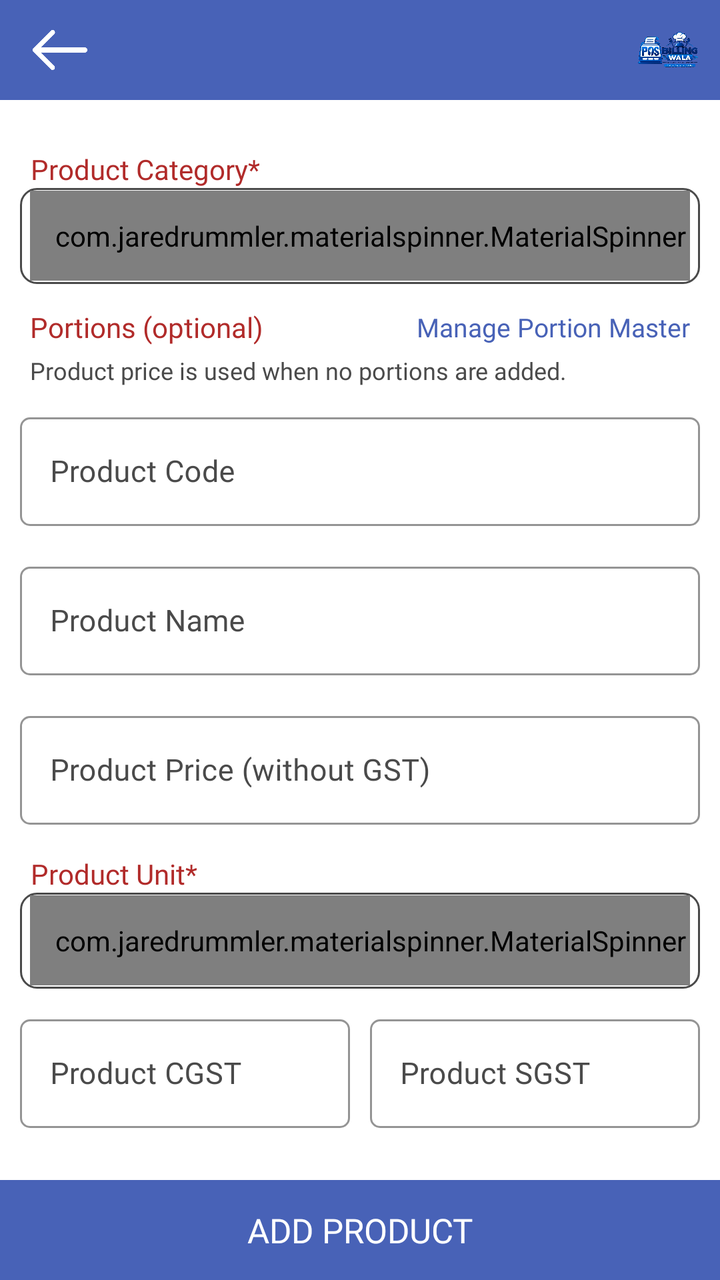
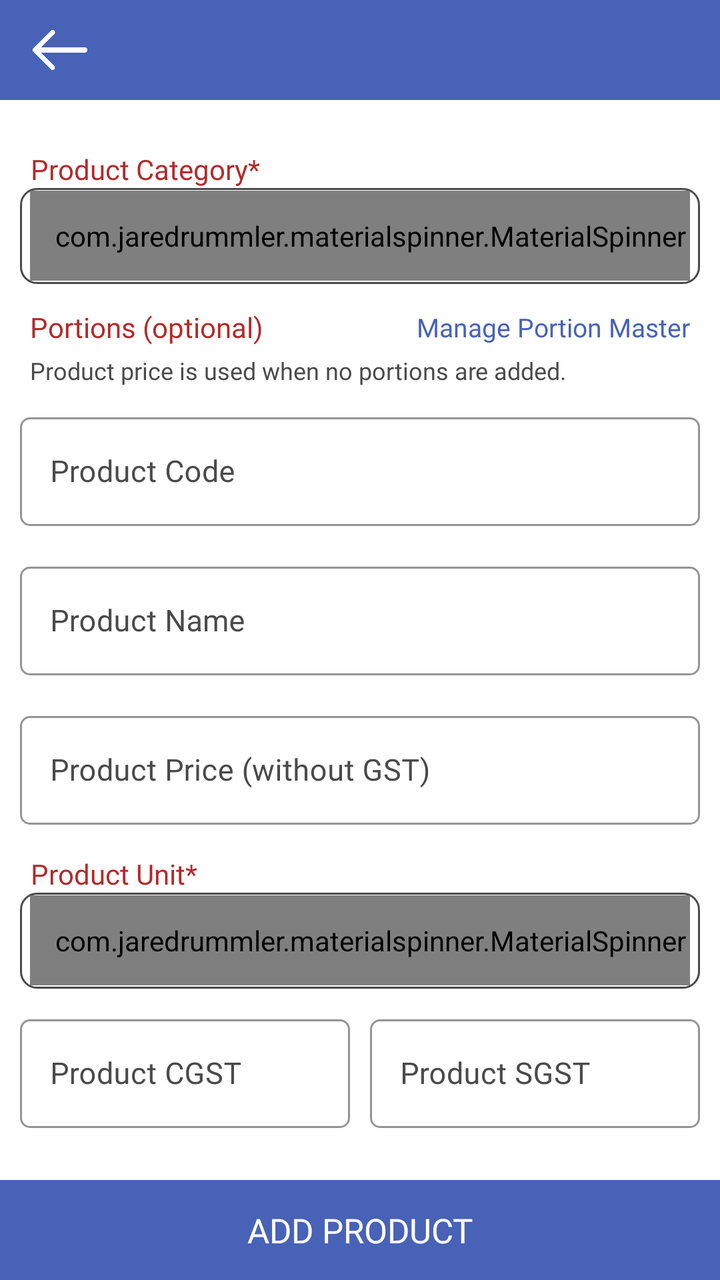

The first picture is an Android layout as it rendered before a commit; the second is the same layout after the commit. The layout source and the unified diff follow.
<!-- AndroidManifest.xml: application theme AppTheme -->
<!-- res/layout/fragment_add_product.xml -->
<?xml version="1.0" encoding="utf-8"?>
<RelativeLayout xmlns:android="http://schemas.android.com/apk/res/android"
    xmlns:app="http://schemas.android.com/apk/res-auto"
    xmlns:tools="http://schemas.android.com/tools"
    android:layout_width="match_parent"
    android:layout_height="match_parent"
    tools:context=".Fragment.AddProduct">

    <com.google.android.material.appbar.AppBarLayout
        android:id="@+id/appBarLayout"
        android:layout_width="match_parent"
        android:layout_height="50dp"
        android:layout_alignParentTop="true">

        <RelativeLayout
            android:layout_width="match_parent"
            android:layout_height="match_parent">

            <ImageView
                android:id="@+id/backToProduct"
                android:layout_width="30dp"
                android:layout_height="30dp"
                android:layout_alignParentStart="true"
                android:layout_centerInParent="true"
                android:layout_gravity="center"
                android:layout_marginStart="15dp"
                android:src="@drawable/back"
                app:tint="@color/white" />

        
            <include layout="@layout/include_app_toolbar_logo" />
</RelativeLayout>

    </com.google.android.material.appbar.AppBarLayout>

    <androidx.core.widget.NestedScrollView
        android:layout_width="match_parent"
        android:layout_height="match_parent"
        android:layout_above="@+id/addProduct"
        android:layout_below="@id/appBarLayout">

        <LinearLayout
            android:layout_width="match_parent"
            android:layout_height="match_parent"
            android:orientation="vertical"
            android:padding="10dp">

            <TextView
                android:layout_width="wrap_content"
                android:layout_height="wrap_content"
                android:layout_gravity="center|start"
                android:layout_marginStart="5dp"
                android:layout_marginTop="15dp"
                android:fontFamily="@font/poppinsregular"
                android:gravity="center"
                android:text="@string/ui_product_category"
                android:textColor="@color/textcolor" />

            <LinearLayout
                android:layout_width="match_parent"
                android:layout_height="48dp"
                android:background="@drawable/button_rounded_border"
                android:orientation="horizontal">

                <com.jaredrummler.materialspinner.MaterialSpinner
                    android:id="@+id/categorySpinner"
                    android:layout_width="match_parent"
                    android:layout_height="45dp"
                    android:layout_gravity="center"
                    android:layout_margin="5dp"
                    android:fontFamily="@font/poppinsregular"
                    android:gravity="center|start"
                    android:paddingStart="10dp"
                    android:textColor="@color/black"
                    android:textSize="15dp"
                    app:ms_hint="Select Product Category" />

            </LinearLayout>

            <LinearLayout
                android:id="@+id/subcategorySection"
                android:layout_width="match_parent"
                android:layout_height="wrap_content"
                android:orientation="vertical"
                android:visibility="gone">

                <TextView
                    android:layout_width="wrap_content"
                    android:layout_height="wrap_content"
                    android:layout_gravity="center|start"
                    android:layout_marginStart="5dp"
                    android:layout_marginTop="10dp"
                    android:fontFamily="@font/poppinsregular"
                    android:gravity="center"
                    android:text="@string/ui_subcategory_optional"
                    android:textColor="@color/textcolor" />

                <LinearLayout
                    android:layout_width="match_parent"
                    android:layout_height="48dp"
                    android:background="@drawable/button_rounded_border"
                    android:orientation="horizontal">

                    <com.jaredrummler.materialspinner.MaterialSpinner
                        android:id="@+id/subcategorySpinner"
                        android:layout_width="match_parent"
                        android:layout_height="45dp"
                        android:layout_gravity="center"
                        android:layout_margin="5dp"
                        android:fontFamily="@font/poppinsregular"
                        android:gravity="center|start"
                        android:paddingStart="10dp"
                        android:textColor="@color/black"
                        android:textSize="15dp"
                        app:ms_hint="Select Subcategory" />

                </LinearLayout>

            </LinearLayout>

            <include
                android:id="@+id/productPortionSectionInclude"
                layout="@layout/include_product_portion_section" />

            <com.google.android.material.textfield.TextInputLayout
                android:id="@+id/productCodeLayout"
                style="@style/Widget.MaterialComponents.TextInputLayout.OutlinedBox"
                android:layout_width="match_parent"
                android:layout_height="wrap_content"
                android:layout_gravity="center"
                android:layout_marginTop="10dp"
                android:layout_marginBottom="5dp"
                android:gravity="center"
                android:textColorHint="@color/light_black"
                app:boxCornerRadiusBottomEnd="5dp"
                app:boxCornerRadiusBottomStart="5dp"
                app:boxCornerRadiusTopEnd="5dp"
                app:boxCornerRadiusTopStart="5dp"
                app:boxStrokeColor="@color/light_black">

                <com.google.android.material.textfield.TextInputEditText
                    android:id="@+id/productCode"
                    android:layout_width="match_parent"
                    android:layout_height="wrap_content"
                    android:digits="abcdefghijklmnopqrstuvwxyzABCDEFGHIJKLMNOPQRSTUVWXYZ0123456789 "
                    android:fontFamily="@font/poppinsregular"
                    android:hint="@string/ui_product_code"
                    android:imeOptions="actionNext"
                    android:inputType="textCapWords"
                    android:paddingStart="15dp"
                    android:paddingEnd="10dp"
                    android:singleLine="true"
                    android:textColor="@color/black"
                    android:textColorHint="@color/light_black"
                    android:textSize="15dp" />

            </com.google.android.material.textfield.TextInputLayout>

            <com.google.android.material.textfield.TextInputLayout
                android:id="@+id/productNameLayout"
                style="@style/Widget.MaterialComponents.TextInputLayout.OutlinedBox"
                android:layout_width="match_parent"
                android:layout_height="wrap_content"
                android:layout_gravity="center"
                android:layout_marginTop="10dp"
                android:layout_marginBottom="5dp"
                android:gravity="center"
                android:textColorHint="@color/light_black"
                app:boxCornerRadiusBottomEnd="5dp"
                app:boxCornerRadiusBottomStart="5dp"
                app:boxCornerRadiusTopEnd="5dp"
                app:boxCornerRadiusTopStart="5dp"
                app:boxStrokeColor="@color/light_black">

                <com.google.android.material.textfield.TextInputEditText
                    android:id="@+id/productName"
                    android:layout_width="match_parent"
                    android:layout_height="wrap_content"
                    android:digits="abcdefghijklmnopqrstuvwxyzABCDEFGHIJKLMNOPQRSTUVWXYZ "
                    android:fontFamily="@font/poppinsregular"
                    android:hint="@string/ui_product_name"
                    android:imeOptions="actionNext"
                    android:inputType="textCapWords"
                    android:paddingStart="15dp"
                    android:paddingEnd="10dp"
                    android:singleLine="true"
                    android:textColor="@color/black"
                    android:textColorHint="@color/light_black"
                    android:textSize="15dp" />

            </com.google.android.material.textfield.TextInputLayout>

            <com.google.android.material.textfield.TextInputLayout
                android:id="@+id/productPriceLayout"
                style="@style/Widget.MaterialComponents.TextInputLayout.OutlinedBox"
                android:layout_width="match_parent"
                android:layout_height="wrap_content"
                android:layout_gravity="center"
                android:layout_marginTop="10dp"
                android:layout_marginBottom="5dp"
                android:gravity="center"
                android:textColorHint="@color/light_black"
                app:boxCornerRadiusBottomEnd="5dp"
                app:boxCornerRadiusBottomStart="5dp"
                app:boxCornerRadiusTopEnd="5dp"
                app:boxCornerRadiusTopStart="5dp"
                app:boxStrokeColor="@color/light_black">

                <com.google.android.material.textfield.TextInputEditText
                    android:id="@+id/productPrice"
                    android:layout_width="match_parent"
                    android:layout_height="wrap_content"
                    android:digits="01234567890."
                    android:drawableTint="@color/light_black"
                    android:fontFamily="@font/poppinsregular"
                    android:hint="@string/ui_product_price_without_gst"
                    android:imeOptions="actionDone"
                    android:inputType="numberDecimal"
                    android:paddingStart="15dp"
                    android:paddingEnd="10dp"
                    android:singleLine="true"
                    android:textColor="@color/black"
                    android:textColorHint="@color/light_black"
                    android:textSize="15dp" />

            </com.google.android.material.textfield.TextInputLayout>

            <TextView
                android:layout_width="wrap_content"
                android:layout_height="wrap_content"
                android:layout_gravity="center|start"
                android:layout_marginStart="5dp"
                android:layout_marginTop="10dp"
                android:fontFamily="@font/poppinsregular"
                android:gravity="center"
                android:text="@string/ui_product_unit"
                android:textColor="@color/textcolor" />

            <LinearLayout
                android:layout_width="match_parent"
                android:layout_height="48dp"
                android:background="@drawable/button_rounded_border"
                android:orientation="horizontal">

                <com.jaredrummler.materialspinner.MaterialSpinner
                    android:id="@+id/unitSpinner"
                    android:layout_width="match_parent"
                    android:layout_height="45dp"
                    android:layout_gravity="center"
                    android:layout_margin="5dp"
                    android:fontFamily="@font/poppinsregular"
                    android:gravity="center|start"
                    android:paddingLeft="10dp"
                    android:textColor="@color/black"
                    android:textSize="15dp"
                    app:ms_hint="Select Product Unit" />

            </LinearLayout>

            <LinearLayout
                android:layout_width="match_parent"
                android:layout_height="wrap_content"
                android:layout_marginTop="10dp"
                android:layout_marginBottom="10dp"
                android:orientation="horizontal">

                <com.google.android.material.textfield.TextInputLayout
                    android:id="@+id/productCGSTLayout"
                    style="@style/Widget.MaterialComponents.TextInputLayout.OutlinedBox"
                    android:layout_width="match_parent"
                    android:layout_height="wrap_content"
                    android:layout_gravity="center"
                    android:layout_marginEnd="5dp"
                    android:layout_weight="1"
                    android:gravity="center"
                    android:textColorHint="@color/light_black"
                    app:boxCornerRadiusBottomEnd="5dp"
                    app:boxCornerRadiusBottomStart="5dp"
                    app:boxCornerRadiusTopEnd="5dp"
                    app:boxCornerRadiusTopStart="5dp"
                    app:boxStrokeColor="@color/light_black">

                    <com.google.android.material.textfield.TextInputEditText
                        android:id="@+id/productCGST"
                        android:layout_width="match_parent"
                        android:layout_height="wrap_content"
                        android:drawableTint="@color/light_black"
                        android:fontFamily="@font/poppinsregular"
                        android:hint="@string/ui_product_cgst"
                        android:imeOptions="actionNext"
                        android:inputType="numberDecimal"
                        android:paddingStart="15dp"
                        android:paddingEnd="10dp"
                        android:singleLine="true"
                        android:textColor="@color/black"
                        android:textColorHint="@color/light_black"
                        android:textSize="15dp" />

                </com.google.android.material.textfield.TextInputLayout>

                <com.google.android.material.textfield.TextInputLayout
                    android:id="@+id/productSGSTLayout"
                    style="@style/Widget.MaterialComponents.TextInputLayout.OutlinedBox"
                    android:layout_width="match_parent"
                    android:layout_height="wrap_content"
                    android:layout_gravity="center"
                    android:layout_marginStart="5dp"
                    android:layout_weight="1"
                    android:gravity="center"
                    android:textColorHint="@color/light_black"
                    app:boxCornerRadiusBottomEnd="5dp"
                    app:boxCornerRadiusBottomStart="5dp"
                    app:boxCornerRadiusTopEnd="5dp"
                    app:boxCornerRadiusTopStart="5dp"
                    app:boxStrokeColor="@color/light_black">

                    <com.google.android.material.textfield.TextInputEditText
                        android:id="@+id/productSGST"
                        android:layout_width="match_parent"
                        android:layout_height="wrap_content"
                        android:drawableTint="@color/light_black"
                        android:fontFamily="@font/poppinsregular"
                        android:hint="@string/ui_product_sgst"
                        android:imeOptions="actionDone"
                        android:inputType="numberDecimal"
                        android:paddingStart="15dp"
                        android:paddingEnd="10dp"
                        android:singleLine="true"
                        android:textColor="@color/black"
                        android:textColorHint="@color/light_black"
                        android:textSize="15dp" />

                </com.google.android.material.textfield.TextInputLayout>

            </LinearLayout>

        </LinearLayout>

    </androidx.core.widget.NestedScrollView>

    <TextView
        android:id="@+id/addProduct"
        android:layout_width="match_parent"
        android:layout_height="50dp"
        android:layout_alignParentBottom="true"
        android:layout_gravity="center"
        android:background="@color/colorPrimary"
        android:fontFamily="@font/poppinsmedium"
        android:gravity="center"
        android:text="@string/ui_add_product"
        android:textAllCaps="true"
        android:textColor="@color/white"
        android:textSize="17dp" />

</RelativeLayout>
<!-- res/layout/include_app_toolbar_logo.xml (included above) -->
<?xml version="1.0" encoding="utf-8"?>
<ImageView xmlns:android="http://schemas.android.com/apk/res/android"
    android:id="@+id/appBrandLogo"
    android:layout_width="32dp"
    android:layout_height="32dp"
    android:layout_alignParentEnd="true"
    android:layout_centerVertical="true"
    android:layout_marginEnd="10dp"
    android:contentDescription="@string/app_name"
    android:scaleType="fitCenter"
    android:src="@drawable/app_logo" />
<!-- res/layout/include_product_portion_section.xml (included above) -->
<?xml version="1.0" encoding="utf-8"?>
<LinearLayout xmlns:android="http://schemas.android.com/apk/res/android"
    xmlns:app="http://schemas.android.com/apk/res-auto"
    android:id="@+id/productPortionSection"
    android:layout_width="match_parent"
    android:layout_height="wrap_content"
    android:orientation="vertical">

    <RelativeLayout
        android:layout_width="match_parent"
        android:layout_height="wrap_content"
        android:layout_marginStart="5dp"
        android:layout_marginTop="12dp"
        android:layout_marginEnd="5dp">

        <TextView
            android:layout_width="wrap_content"
            android:layout_height="wrap_content"
            android:layout_alignParentStart="true"
            android:layout_centerVertical="true"
            android:fontFamily="@font/poppinsregular"
            android:text="@string/product_portions_optional"
            android:textColor="@color/textcolor" />

        <TextView
            android:id="@+id/managePortionMasterLink"
            android:layout_width="wrap_content"
            android:layout_height="wrap_content"
            android:layout_alignParentEnd="true"
            android:layout_centerVertical="true"
            android:fontFamily="@font/poppinsmedium"
            android:text="@string/manage_portion_master"
            android:textColor="@color/colorPrimary"
            android:textSize="13dp" />

    </RelativeLayout>

    <TextView
        android:id="@+id/portionSectionHint"
        android:layout_width="match_parent"
        android:layout_height="wrap_content"
        android:layout_marginStart="5dp"
        android:layout_marginTop="4dp"
        android:layout_marginEnd="5dp"
        android:fontFamily="@font/poppinsregular"
        android:text="@string/product_price_required_no_portion"
        android:textColor="@color/light_black"
        android:textSize="12dp" />

    <LinearLayout
        android:id="@+id/portionMasterPickerSection"
        android:layout_width="match_parent"
        android:layout_height="wrap_content"
        android:layout_marginTop="8dp"
        android:orientation="vertical"
        android:visibility="gone">

        <TextView
            android:layout_width="wrap_content"
            android:layout_height="wrap_content"
            android:layout_marginStart="5dp"
            android:fontFamily="@font/poppinsregular"
            android:text="@string/select_portion_master"
            android:textColor="@color/textcolor" />

        <LinearLayout
            android:layout_width="match_parent"
            android:layout_height="48dp"
            android:layout_marginTop="5dp"
            android:background="@drawable/button_rounded_border"
            android:orientation="horizontal">

            <com.jaredrummler.materialspinner.MaterialSpinner
                android:id="@+id/portionMasterSpinner"
                android:layout_width="match_parent"
                android:layout_height="45dp"
                android:layout_gravity="center"
                android:layout_margin="5dp"
                android:fontFamily="@font/poppinsregular"
                android:gravity="center|start"
                android:paddingStart="10dp"
                android:textColor="@color/black"
                android:textSize="15dp"
                app:ms_hint="@string/select_portion_master" />

        </LinearLayout>

        <com.google.android.material.textfield.TextInputLayout
            style="@style/Widget.MaterialComponents.TextInputLayout.OutlinedBox"
            android:layout_width="match_parent"
            android:layout_height="wrap_content"
            android:layout_marginTop="8dp"
            app:boxStrokeColor="@color/light_black">

            <com.google.android.material.textfield.TextInputEditText
                android:id="@+id/inlinePortionPrice"
                android:layout_width="match_parent"
                android:layout_height="wrap_content"
                android:fontFamily="@font/poppinsregular"
                android:hint="@string/product_portion_price_hint"
                android:inputType="numberDecimal"
                android:singleLine="true"
                android:textColor="@color/black"
                android:textSize="15dp" />

        </com.google.android.material.textfield.TextInputLayout>

        <TextView
            android:id="@+id/addInlinePortion"
            android:layout_width="match_parent"
            android:layout_height="40dp"
            android:layout_marginTop="10dp"
            android:background="@color/textcolor"
            android:fontFamily="@font/poppinsmedium"
            android:gravity="center"
            android:text="@string/add_portion_to_product"
            android:textAllCaps="true"
            android:textColor="@color/white"
            android:textSize="14dp" />

    </LinearLayout>

    <TextView
        android:id="@+id/noPortionMasterHint"
        android:layout_width="match_parent"
        android:layout_height="wrap_content"
        android:layout_marginStart="5dp"
        android:layout_marginTop="8dp"
        android:layout_marginEnd="5dp"
        android:fontFamily="@font/poppinsregular"
        android:text="@string/no_portion_master_for_product"
        android:textColor="@color/light_black"
        android:textSize="12dp"
        android:visibility="gone" />

    <androidx.cardview.widget.CardView
        android:id="@+id/inlinePortionListCard"
        android:layout_width="match_parent"
        android:layout_height="wrap_content"
        android:layout_marginTop="10dp"
        android:visibility="gone"
        app:cardCornerRadius="5dp"
        app:cardElevation="4dp">

        <LinearLayout
            android:layout_width="match_parent"
            android:layout_height="wrap_content"
            android:orientation="vertical"
            android:padding="8dp">

            <TextView
                android:layout_width="wrap_content"
                android:layout_height="wrap_content"
                android:layout_gravity="center"
                android:fontFamily="@font/poppinsbold"
                android:text="@string/product_portion_list_title"
                android:textColor="@color/textcolor" />

            <androidx.recyclerview.widget.RecyclerView
                android:id="@+id/inlinePortionRecyclerview"
                android:layout_width="match_parent"
                android:layout_height="wrap_content"
                android:nestedScrollingEnabled="false" />

        </LinearLayout>

    </androidx.cardview.widget.CardView>

</LinearLayout>
<!-- resources referenced by this layout -->
<resources>
  <color name="black">#000</color>
  <color name="colorPrimary">#4862b7</color>
  <color name="light_black">#4a4a4a</color>
  <color name="textcolor">#b12b2a</color>
  <color name="white">#fff</color>
  <!-- drawable app_logo: png bitmap (drawable, 586552 bytes) -->
  <!-- drawable back: png bitmap (drawable, 3507 bytes) -->
  <!-- drawable button_rounded_border (drawable) -->
  <?xml version="1.0" encoding="utf-8"?>
  <shape xmlns:android="http://schemas.android.com/apk/res/android">
      <stroke
          android:width="1dp"
          android:color="@color/light_black" />
  
      <corners android:radius="8dp" />
  
  </shape>
  <string name="add_portion_to_product">Add Portion to Product</string>
  <string name="app_name">Billingwala</string>
  <string name="manage_portion_master">Manage Portion Master</string>
  <string name="no_portion_master_for_product">No portion masters yet. Tap Manage Portion Master to add Half, Full, etc.</string>
  <string name="product_portion_list_title">Product Portions</string>
  <string name="product_portion_price_hint">Selling price for this product + portion</string>
  <string name="product_portions_optional">Portions (optional)</string>
  <string name="product_price_required_no_portion">Product price is used when no portions are added.</string>
  <string name="select_portion_master">Select Portion</string>
  <string name="ui_add_product">Add Product</string>
  <string name="ui_product_category">Product Category*</string>
  <string name="ui_product_cgst">Product CGST</string>
  <string name="ui_product_code">Product Code</string>
  <string name="ui_product_name">Product Name</string>
  <string name="ui_product_price_without_gst">Product Price (without GST)</string>
  <string name="ui_product_sgst">Product SGST</string>
  <string name="ui_product_unit">Product Unit*</string>
  <string name="ui_subcategory_optional">Subcategory (optional)</string>
  <style name="AppTheme" parent="Theme.MaterialComponents.Light.NoActionBar">
          
          <item name="colorPrimary">@color/colorPrimary</item>
          <item name="colorPrimaryDark">@color/colorPrimary</item>
          <item name="colorAccent">@color/colorAccent</item>
          <item name="android:windowIsTranslucent">true</item>
          <item name="windowNoTitle">true</item>
          <item name="windowActionBar">false</item>
  
      </style>
  <color name="colorAccent">#000</color>
</resources>

<!-- the commit's change to res/layout/fragment_add_product.xml (unified diff, before → after) -->
@@ -26,9 +26,6 @@
                 android:layout_marginStart="15dp"
                 android:src="@drawable/back"
                 app:tint="@color/white" />
-
-        
-            <include layout="@layout/include_app_toolbar_logo" />
 </RelativeLayout>
 
     </com.google.android.material.appbar.AppBarLayout>
@@ -190,40 +187,48 @@
 
             </com.google.android.material.textfield.TextInputLayout>
 
-            <com.google.android.material.textfield.TextInputLayout
-                android:id="@+id/productPriceLayout"
-                style="@style/Widget.MaterialComponents.TextInputLayout.OutlinedBox"
-                android:layout_width="match_parent"
-                android:layout_height="wrap_content"
-                android:layout_gravity="center"
-                android:layout_marginTop="10dp"
-                android:layout_marginBottom="5dp"
-                android:gravity="center"
-                android:textColorHint="@color/light_black"
-                app:boxCornerRadiusBottomEnd="5dp"
-                app:boxCornerRadiusBottomStart="5dp"
-                app:boxCornerRadiusTopEnd="5dp"
-                app:boxCornerRadiusTopStart="5dp"
-                app:boxStrokeColor="@color/light_black">
-
-                <com.google.android.material.textfield.TextInputEditText
-                    android:id="@+id/productPrice"
+            <LinearLayout
+                android:id="@+id/productPriceSection"
+                android:layout_width="match_parent"
+                android:layout_height="wrap_content"
+                android:orientation="vertical">
+
+                <com.google.android.material.textfield.TextInputLayout
+                    android:id="@+id/productPriceLayout"
+                    style="@style/Widget.MaterialComponents.TextInputLayout.OutlinedBox"
                     android:layout_width="match_parent"
                     android:layout_height="wrap_content"
-                    android:digits="01234567890."
-                    android:drawableTint="@color/light_black"
-                    android:fontFamily="@font/poppinsregular"
-                    android:hint="@string/ui_product_price_without_gst"
-                    android:imeOptions="actionDone"
-                    android:inputType="numberDecimal"
-                    android:paddingStart="15dp"
-                    android:paddingEnd="10dp"
-                    android:singleLine="true"
-                    android:textColor="@color/black"
+                    android:layout_gravity="center"
+                    android:layout_marginTop="10dp"
+                    android:layout_marginBottom="5dp"
+                    android:gravity="center"
                     android:textColorHint="@color/light_black"
-                    android:textSize="15dp" />
-
-            </com.google.android.material.textfield.TextInputLayout>
+                    app:boxCornerRadiusBottomEnd="5dp"
+                    app:boxCornerRadiusBottomStart="5dp"
+                    app:boxCornerRadiusTopEnd="5dp"
+                    app:boxCornerRadiusTopStart="5dp"
+                    app:boxStrokeColor="@color/light_black">
+
+                    <com.google.android.material.textfield.TextInputEditText
+                        android:id="@+id/productPrice"
+                        android:layout_width="match_parent"
+                        android:layout_height="wrap_content"
+                        android:digits="01234567890."
+                        android:drawableTint="@color/light_black"
+                        android:fontFamily="@font/poppinsregular"
+                        android:hint="@string/ui_product_price_without_gst"
+                        android:imeOptions="actionDone"
+                        android:inputType="numberDecimal"
+                        android:paddingStart="15dp"
+                        android:paddingEnd="10dp"
+                        android:singleLine="true"
+                        android:textColor="@color/black"
+                        android:textColorHint="@color/light_black"
+                        android:textSize="15dp" />
+
+                </com.google.android.material.textfield.TextInputLayout>
+
+            </LinearLayout>
 
             <TextView
                 android:layout_width="wrap_content"
@@ -258,6 +263,7 @@
             </LinearLayout>
 
             <LinearLayout
+                android:id="@+id/productGstSection"
                 android:layout_width="match_parent"
                 android:layout_height="wrap_content"
                 android:layout_marginTop="10dp"
@@ -353,18 +359,6 @@
         android:textSize="17dp" />
 
 </RelativeLayout>
-<!-- res/layout/include_app_toolbar_logo.xml (included above) -->
-<?xml version="1.0" encoding="utf-8"?>
-<ImageView xmlns:android="http://schemas.android.com/apk/res/android"
-    android:id="@+id/appBrandLogo"
-    android:layout_width="32dp"
-    android:layout_height="32dp"
-    android:layout_alignParentEnd="true"
-    android:layout_centerVertical="true"
-    android:layout_marginEnd="10dp"
-    android:contentDescription="@string/app_name"
-    android:scaleType="fitCenter"
-    android:src="@drawable/app_logo" />
 <!-- res/layout/include_product_portion_section.xml (included above) -->
 <?xml version="1.0" encoding="utf-8"?>
 <LinearLayout xmlns:android="http://schemas.android.com/apk/res/android"
<!-- resource entries referenced after the edit -->
@@ -5,7 +5,6 @@
   <color name="light_black">#4a4a4a</color>
   <color name="textcolor">#b12b2a</color>
   <color name="white">#fff</color>
-  <!-- drawable app_logo: png bitmap (drawable, 586552 bytes) -->
   <!-- drawable back: png bitmap (drawable, 3507 bytes) -->
   <!-- drawable button_rounded_border (drawable) -->
   <?xml version="1.0" encoding="utf-8"?>
@@ -18,7 +17,6 @@
   
   </shape>
   <string name="add_portion_to_product">Add Portion to Product</string>
-  <string name="app_name">Billingwala</string>
   <string name="manage_portion_master">Manage Portion Master</string>
   <string name="no_portion_master_for_product">No portion masters yet. Tap Manage Portion Master to add Half, Full, etc.</string>
   <string name="product_portion_list_title">Product Portions</string>
